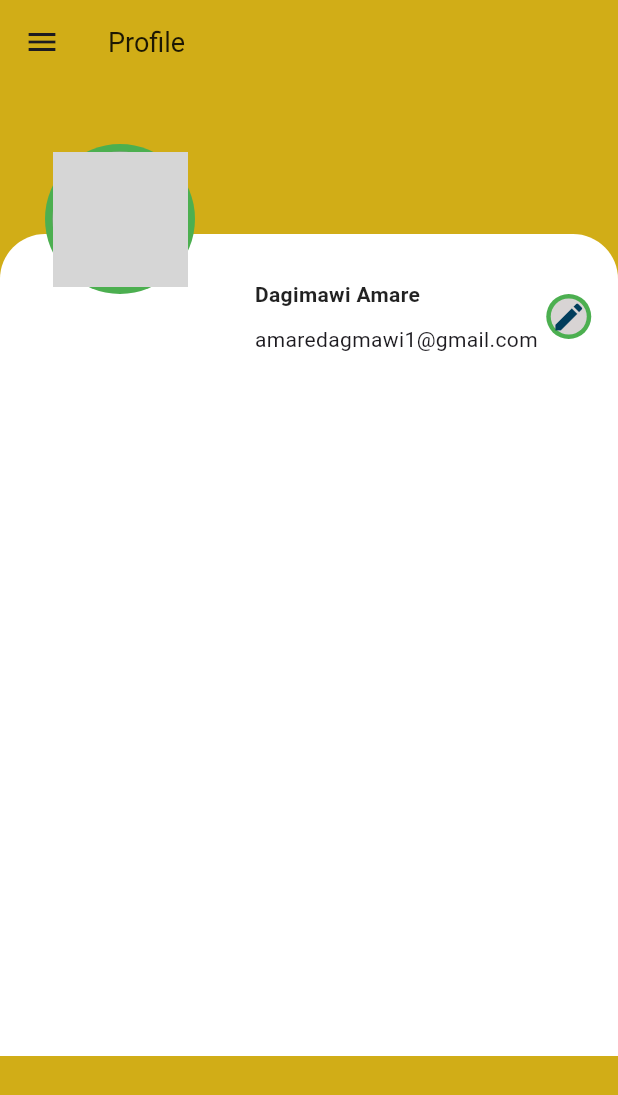
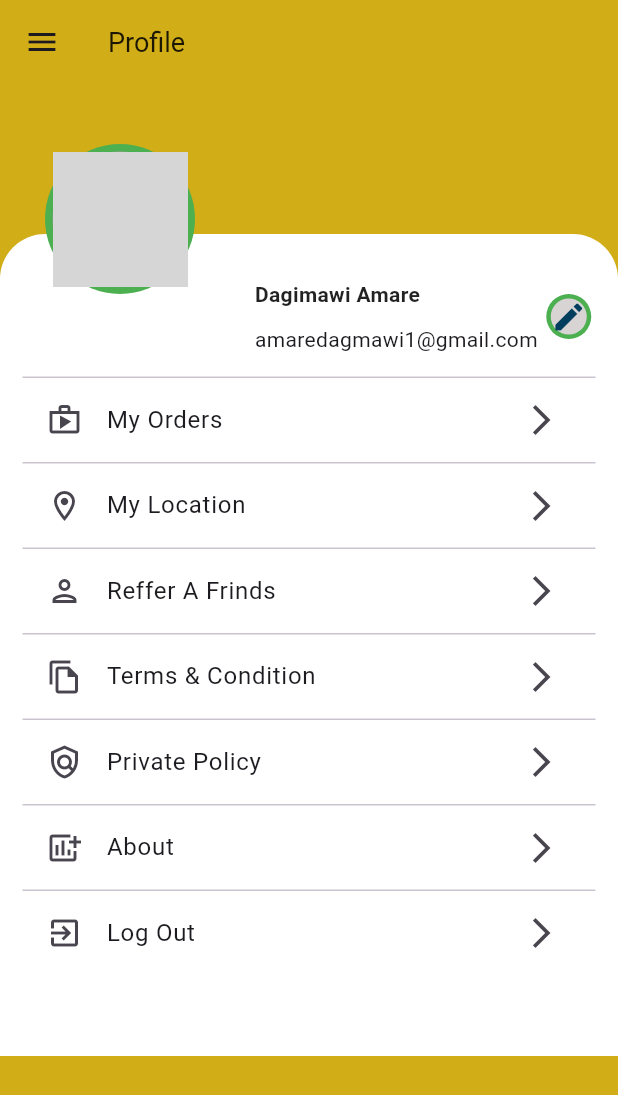
Before and after one commit to DAGMAWI-AT/FlutterProject, a Flutter app: the Profile screen opened directly, on a phone screen of 412 x 824 dp. Shown: the top 1095 px of the screen. Run offline on Flutter 3.47's test engine with Material 3 defaults, Android fonts, the phone set to English and light mode, and no system bars; our stand-ins replace firebase_auth, firebase_core, google_sign_in, sign_in_button; accounts and stored records are empty; network calls fail; grey boxes are pictures that could not be loaded.

Commit message:
signup page

```diff
--- a/lib/auth/sign_in.dart
+++ b/lib/auth/sign_in.dart
@@ -1,5 +1,6 @@
 import 'package:firebase_auth/firebase_auth.dart';
 import 'package:flutter/material.dart';
+import 'package:flutterproject/screens/home/home_screen.dart';
 import 'package:google_sign_in/google_sign_in.dart';
 import 'package:sign_in_button/sign_in_button.dart';
 
@@ -94,12 +95,13 @@ class _SignInState extends State<SignIn> {
                       Buttons.google,
                       text: "Sign up with Google",
                       onPressed: () async {
-                        User? signedInUser = await _googleSignUp();
-                        if (signedInUser != null) {
-                          setState(() {
-                            user = signedInUser;
-                          });
-                        }
+                        await _googleSignUp().then(
+                          (value) => Navigator.of(context).pushReplacement(
+                            MaterialPageRoute(
+                              builder: (context) => HomeScreen(),
+                            ),
+                          ),
+                        );
                       },
                     ),
                     SignInButton(
--- a/lib/main.dart
+++ b/lib/main.dart
@@ -20,7 +20,7 @@ class MyApp extends StatelessWidget {
         // scaffoldBackgroundColor: scaffoldBackgroundColor
       ),
       debugShowCheckedModeBanner: false,
-      home: HomeScreen(),
+      home: SignIn(),
     );
   }
 }
--- a/lib/screens/profile/profile.dart
+++ b/lib/screens/profile/profile.dart
@@ -5,6 +5,21 @@ import 'package:flutterproject/config/colors.dart';
 import 'package:flutterproject/screens/home/drawer_side.dart';
 
 class Profile extends StatelessWidget {
+  Widget listTile({IconData? icon, required String title}) {
+    return Column(
+      children: [
+        Divider(
+          height: 1,
+        ),
+        ListTile(
+          leading: Icon(icon),
+          title: Text(title),
+          trailing: Icon(Icons.arrow_forward_ios),
+        )
+      ],
+    );
+  }
+
   @override
   Widget build(BuildContext context) {
     return Scaffold(
@@ -79,12 +94,40 @@ class Profile extends StatelessWidget {
                                     backgroundColor: Color.fromARGB(
                                         255, 216, 212, 212), //scaffoldcollor
                                   ),
-                                )
+                                ),
                               ],
                             ),
-                          )
+                          ),
                         ],
-                      )
+                      ),
+                      listTile(
+                        icon: Icons.shop_outlined,
+                        title: 'My Orders',
+                      ),
+                      listTile(
+                        icon: Icons.location_on_outlined,
+                        title: 'My Location',
+                      ),
+                      listTile(
+                        icon: Icons.person_outlined,
+                        title: 'Reffer A Frinds',
+                      ),
+                      listTile(
+                        icon: Icons.file_copy_outlined,
+                        title: 'Terms & Condition',
+                      ),
+                      listTile(
+                        icon: Icons.policy_outlined,
+                        title: 'Private Policy',
+                      ),
+                      listTile(
+                        icon: Icons.add_chart,
+                        title: 'About',
+                      ),
+                      listTile(
+                        icon: Icons.exit_to_app_outlined,
+                        title: 'Log Out',
+                      ),
                     ],
                   ),
                 )
```
